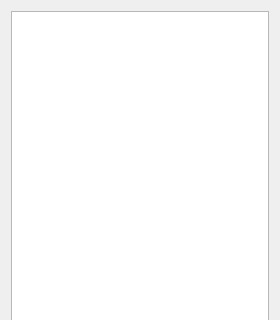
This is src/ui/reoswatershedwidget.ui in vcloarec/ReosProject as Qt 5 draws it before an edit; both pictures show x 0 to 280 and y 0 to 320 of the 280 by 572 pixel window. The edited form follows.
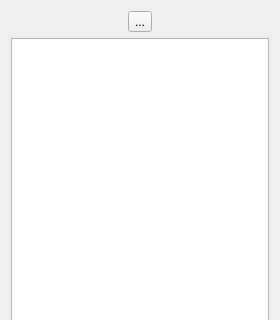
This is the edited form. Icons and pictures are not drawn.

The edit to the form file:
```diff
--- a/src/ui/reoswatershedwidget.ui
+++ b/src/ui/reoswatershedwidget.ui
@@ -14,6 +14,24 @@
    <string>Form</string>
   </property>
   <layout class="QVBoxLayout" name="verticalLayout">
+   <item>
+    <layout class="QHBoxLayout" name="horizontalLayout">
+     <property name="topMargin">
+      <number>0</number>
+     </property>
+     <item>
+      <widget class="QToolButton" name="mToolButtonDelineate">
+       <property name="text">
+        <string>...</string>
+       </property>
+       <property name="icon">
+        <iconset resource="../../images/images.qrc">
+         <normaloff>:/images/mActionDelineateWatershed.png</normaloff>:/images/mActionDelineateWatershed.png</iconset>
+       </property>
+      </widget>
+     </item>
+    </layout>
+   </item>
    <item>
     <widget class="QTreeView" name="treeView"/>
    </item>
```
Left out of the diff: 4 changed lines with no effect on the pictures.
